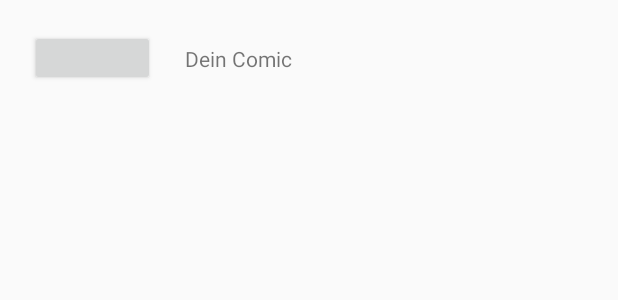
After one commit to nico5300/CoronaStay, an Android app: the layout comic.xml on its own in the app's theme, with its tools: preview values and no code run, on a phone screen of 412 x 824 dp. The commit adds this screen. Shown: the top 300 px of the screen. Run offline under Robolectric (Android 15) with nearby library versions, the phone set to English and light mode, and no system bars.

Commit message:
third commit - first functionality in main page

```diff
--- /dev/null
+++ b/app/src/main/java/de/flatcorona/comic.java
@@ -0,0 +1,6 @@
+package de.flatcorona;
+
+public class comic {
+
+
+}
--- /dev/null
+++ b/app/src/main/java/de/flatcorona/comic_erstellen.java
@@ -0,0 +1,4 @@
+package de.flatcorona;
+
+public class comic_erstellen {
+}
--- /dev/null
+++ b/app/src/main/java/de/flatcorona/comic_erstellen_2.java
@@ -0,0 +1,5 @@
+package de.flatcorona;
+
+public class comic_erstellen_2
+{
+}
--- /dev/null
+++ b/app/src/main/res/layout/comic.xml
@@ -0,0 +1,27 @@
+<?xml version="1.0" encoding="utf-8"?>
+<androidx.constraintlayout.widget.ConstraintLayout xmlns:android="http://schemas.android.com/apk/res/android"
+    xmlns:app="http://schemas.android.com/apk/res-auto"
+    xmlns:tools="http://schemas.android.com/tools"
+    android:layout_width="match_parent"
+    android:layout_height="match_parent"
+    tools:context=".comic">
+
+    <Button
+        android:id="@+id/button_home3"
+        android:layout_width="83dp"
+        android:layout_height="37dp"
+        android:layout_marginStart="20dp"
+        android:layout_marginTop="20dp"
+        app:layout_constraintStart_toStartOf="parent"
+        app:layout_constraintTop_toTopOf="parent" />
+
+    <TextView
+        android:id="@+id/textView4"
+        android:layout_width="wrap_content"
+        android:layout_height="wrap_content"
+        android:layout_marginStart="20dp"
+        android:text="Dein Comic"
+        app:layout_constraintBottom_toBottomOf="@+id/button_home3"
+        app:layout_constraintStart_toEndOf="@+id/button_home3"
+        app:layout_constraintTop_toTopOf="@+id/button_home3" />
+</androidx.constraintlayout.widget.ConstraintLayout>
--- a/app/src/main/res/layout/comic_erstellen.xml
+++ b/app/src/main/res/layout/comic_erstellen.xml
@@ -71,7 +71,9 @@
         android:id="@+id/button_home"
         android:layout_width="83dp"
         android:layout_height="37dp"
-        tools:layout_editor_absoluteX="15dp"
-        tools:layout_editor_absoluteY="11dp" />
+        android:layout_marginStart="20dp"
+        android:layout_marginTop="20dp"
+        app:layout_constraintStart_toStartOf="parent"
+        app:layout_constraintTop_toTopOf="parent" />
 
 </androidx.constraintlayout.widget.ConstraintLayout>
```
Also changed, not shown: app/src/main/java/de/flatcorona/FullscreenActivity.java (+11 -143 lines), app/src/main/java/de/flatcorona/global_variables.java (added, +9 -0 lines), app/src/main/java/de/flatcorona/main_page.java (added, +23 -0 lines), app/src/main/res/layout/activity_fullscreen.xml (+9 -8 lines), app/src/main/res/layout/main_page.xml (+18 -14 lines).
